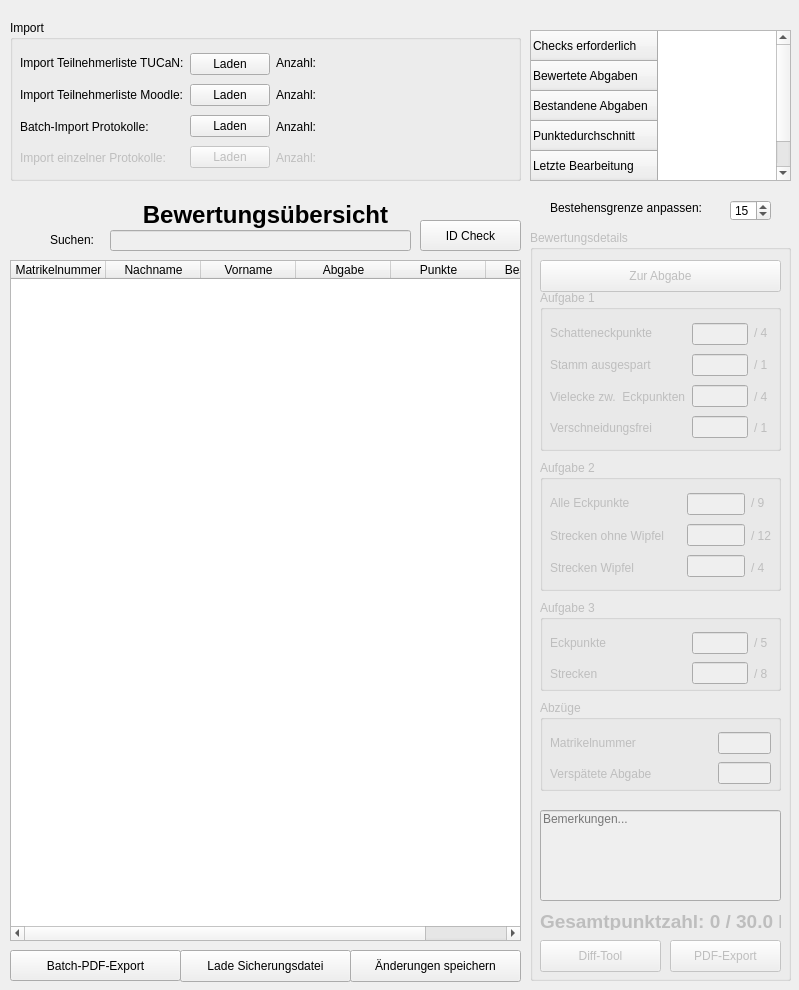
Old version of the form gmvtestat.ui in the repository Dimey/IIB_GMV-Testat.
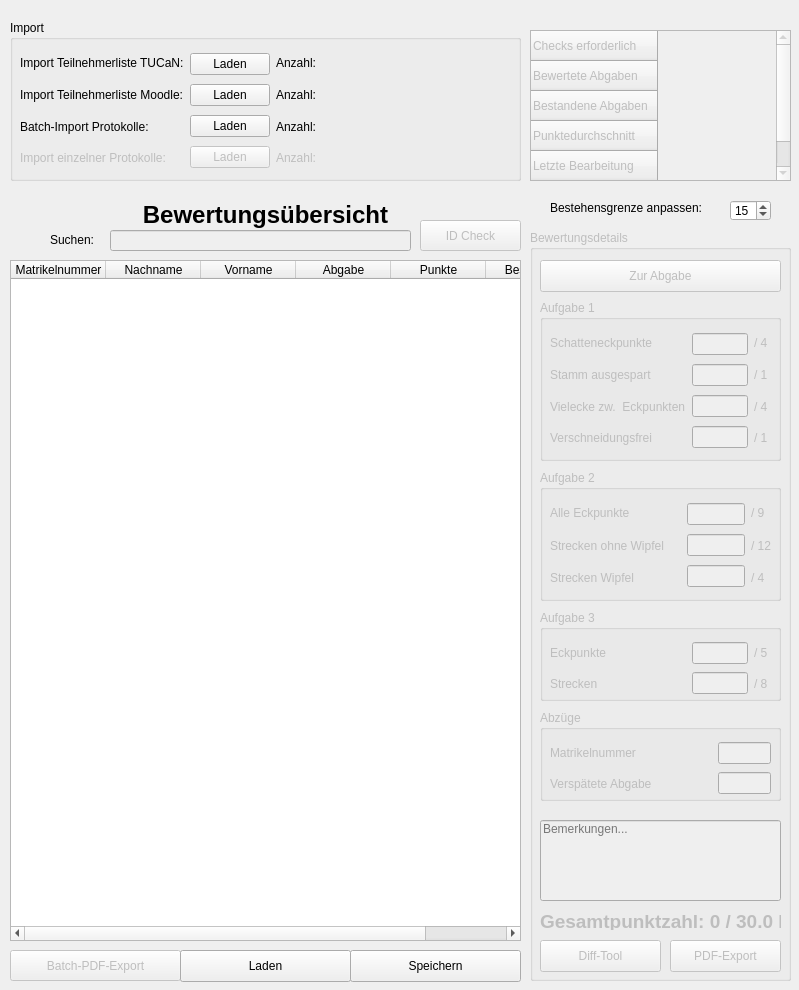
New version of the form. Icons and pictures are not drawn.

Commit message: gui update, mutable pass mark, bug fixes

What changed in the file:
```diff
--- a/gmvtestat.ui
+++ b/gmvtestat.ui
@@ -89,6 +89,9 @@
     </column>
    </widget>
    <widget class="QPushButton" name="pushButton_8">
+    <property name="enabled">
+     <bool>false</bool>
+    </property>
     <property name="geometry">
      <rect>
       <x>10</x>
@@ -124,7 +127,7 @@
      </rect>
     </property>
     <property name="text">
-     <string>Änderungen speichern</string>
+     <string>Speichern</string>
     </property>
    </widget>
    <widget class="QPushButton" name="LadeSicherungsDatei_btn">
@@ -137,10 +140,13 @@
      </rect>
     </property>
     <property name="text">
-     <string>Lade Sicherungsdatei</string>
+     <string>Laden</string>
     </property>
    </widget>
    <widget class="QTableWidget" name="tableWidget">
+    <property name="enabled">
+     <bool>false</bool>
+    </property>
     <property name="geometry">
      <rect>
       <x>530</x>
@@ -268,7 +274,7 @@
      <property name="geometry">
       <rect>
        <x>10</x>
-       <y>60</y>
+       <y>70</y>
        <width>241</width>
        <height>161</height>
       </rect>
@@ -389,7 +395,7 @@
      <property name="geometry">
       <rect>
        <x>10</x>
-       <y>230</y>
+       <y>240</y>
        <width>241</width>
        <height>131</height>
       </rect>
@@ -489,7 +495,7 @@
      <property name="geometry">
       <rect>
        <x>10</x>
-       <y>370</y>
+       <y>380</y>
        <width>241</width>
        <height>91</height>
       </rect>
@@ -568,7 +574,7 @@
      <property name="geometry">
       <rect>
        <x>10</x>
-       <y>470</y>
+       <y>480</y>
        <width>241</width>
        <height>91</height>
       </rect>
@@ -632,9 +638,9 @@
      <property name="geometry">
       <rect>
        <x>10</x>
-       <y>580</y>
+       <y>590</y>
        <width>241</width>
-       <height>91</height>
+       <height>81</height>
       </rect>
      </property>
      <property name="alignment">
@@ -872,6 +878,9 @@
     </property>
    </widget>
    <widget class="QPushButton" name="pushButton">
+    <property name="enabled">
+     <bool>false</bool>
+    </property>
     <property name="geometry">
      <rect>
       <x>420</x>
```
The commit also changes 5 other files.
